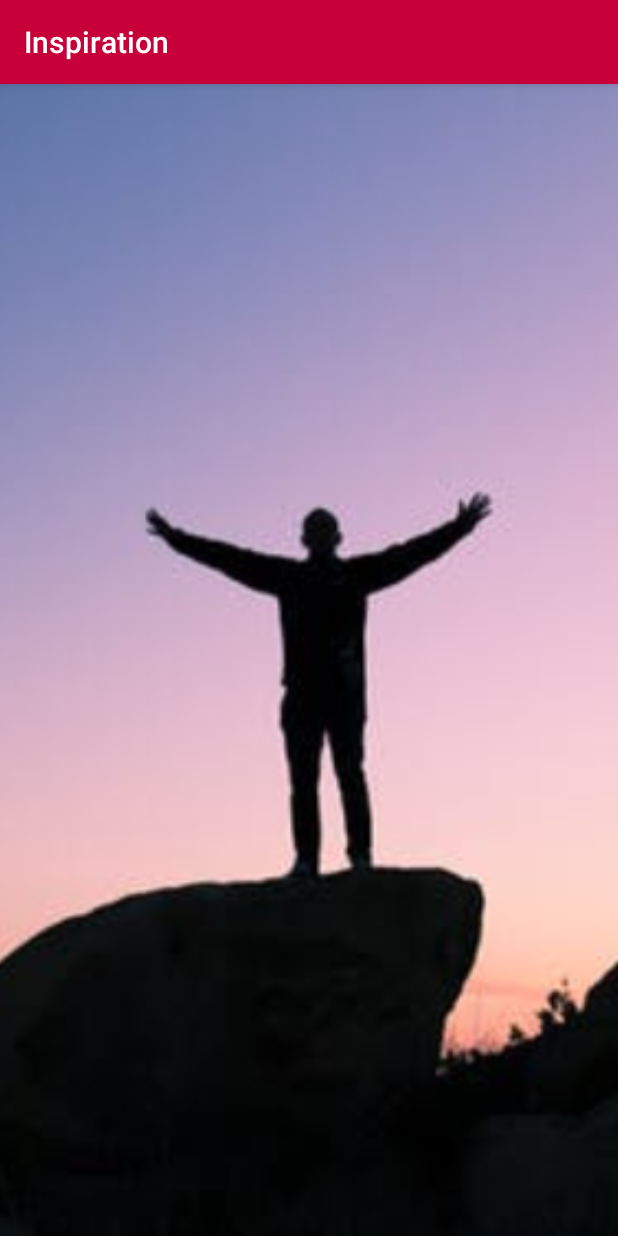
After one commit to Musab36/QuoteHub, an Android app: the InspirationActivity screen opened directly, with no data from a screen before it, on a phone screen of 412 x 824 dp. The commit adds this screen. Run offline under Robolectric (Android 15) with nearby library versions, the phone set to English and light mode, and no system bars; our stand-ins replace ButterKnife, Firebase (no records; nobody signed in at launch, a user with empty details on screens opened directly); Roboto replaces fonts that are not available here.

```diff
--- /dev/null
+++ b/app/src/main/java/com/salajim/musab/quotehub/ui/InspirationActivity.java
@@ -0,0 +1,68 @@
+package com.salajim.musab.quotehub.ui;
+
+import android.os.Bundle;
+import android.support.v4.view.ViewPager;
+import android.support.v7.app.ActionBar;
+import android.support.v7.app.AppCompatActivity;
+
+import com.google.firebase.database.DataSnapshot;
+import com.google.firebase.database.DatabaseError;
+import com.google.firebase.database.DatabaseReference;
+import com.google.firebase.database.FirebaseDatabase;
+import com.google.firebase.database.ValueEventListener;
+import com.salajim.musab.quotehub.R;
+import com.salajim.musab.quotehub.adapters.QuotePagerAdapter;
+import com.salajim.musab.quotehub.models.Quote;
+
+import java.util.ArrayList;
+
+import butterknife.Bind;
+import butterknife.ButterKnife;
+
+public class InspirationActivity extends AppCompatActivity {
+    public static final String TAG = InspirationActivity.class.getSimpleName();
+
+    @Bind(R.id.viewPager)
+    ViewPager mViewPager;
+    private ArrayList<Quote> mQuote = new ArrayList<>();
+    private QuotePagerAdapter mAdapter;
+
+    FirebaseDatabase database;
+    DatabaseReference mRef;
+
+    private ActionBar toolbar;
+
+
+    @Override
+    protected void onCreate(Bundle savedInstanceState) {
+        super.onCreate(savedInstanceState);
+        setContentView(R.layout.activity_inspiration);
+        ButterKnife.bind(this);
+
+        toolbar = getSupportActionBar();
+        toolbar.setTitle("Inspiration");
+
+        database = FirebaseDatabase.getInstance();
+        mRef = database.getReference("quotes");
+
+        mRef.addValueEventListener(new ValueEventListener() {
+            @Override
+            public void onDataChange(DataSnapshot dataSnapshot) {
+                for(DataSnapshot dataSnapshot1 : dataSnapshot.getChildren()) {
+                    mQuote.add(dataSnapshot1.getValue(Quote.class));
+                }
+
+                //int startingPosition = getIntent().getIntExtra("position", 0);
+                mAdapter = new QuotePagerAdapter(getSupportFragmentManager(), mQuote);
+                mViewPager.setAdapter(mAdapter);
+                //mViewPager.setCurrentItem(startingPosition);
+            }
+
+            @Override
+            public void onCancelled(DatabaseError databaseError) {
+
+            }
+        });
+
+    }
+}
--- /dev/null
+++ b/app/src/main/res/layout/activity_inspiration.xml
@@ -0,0 +1,22 @@
+<?xml version="1.0" encoding="utf-8"?>
+<RelativeLayout xmlns:android="http://schemas.android.com/apk/res/android"
+    xmlns:app="http://schemas.android.com/apk/res-auto"
+    xmlns:tools="http://schemas.android.com/tools"
+    android:layout_width="match_parent"
+    android:layout_height="match_parent"
+    tools:context="com.salajim.musab.quotehub.ui.InspirationActivity">
+
+    <ImageView
+        android:id="@+id/imageView"
+        android:layout_width="wrap_content"
+        android:layout_height="match_parent"
+        android:scaleType="centerCrop"
+        app:srcCompat="@drawable/success" />
+
+    <android.support.v4.view.ViewPager
+        android:id="@+id/viewPager"
+        android:layout_width="match_parent"
+        android:layout_height="match_parent" >
+
+    </android.support.v4.view.ViewPager>
+</RelativeLayout>
```
Also changed, not shown: app/src/main/AndroidManifest.xml (+6 -1 lines), app/src/main/java/com/salajim/musab/quotehub/fragments/HomeFragment.java (+10 -0 lines), app/src/main/java/com/salajim/musab/quotehub/ui/MainActivity.java (+0 -34 lines).
